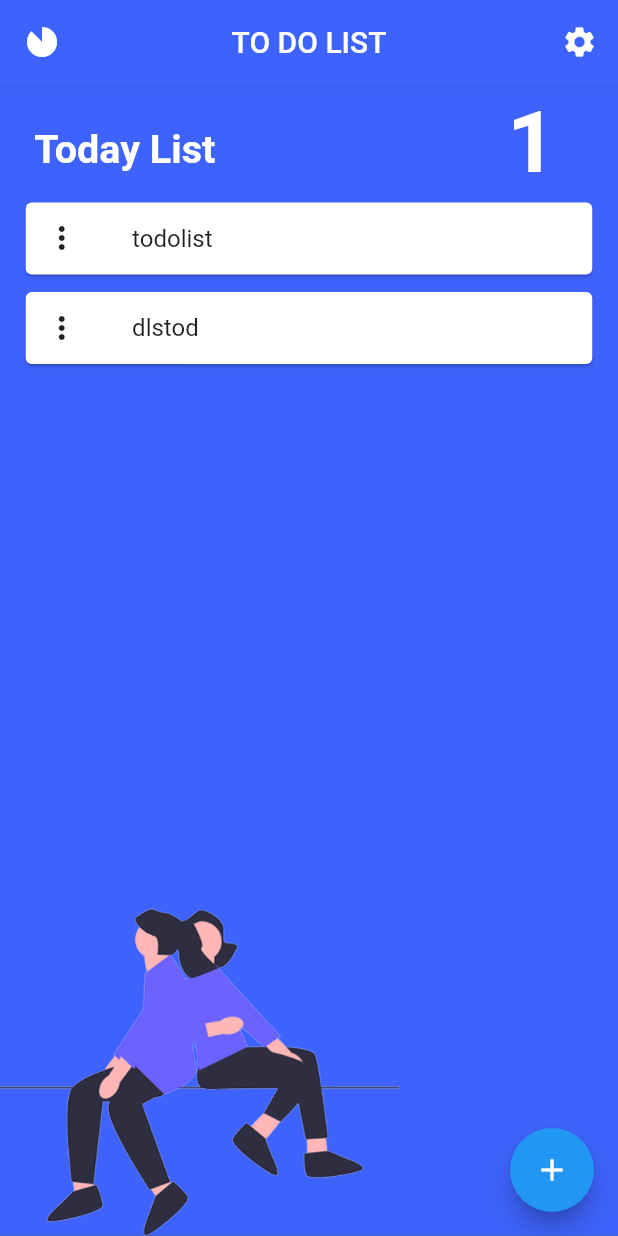
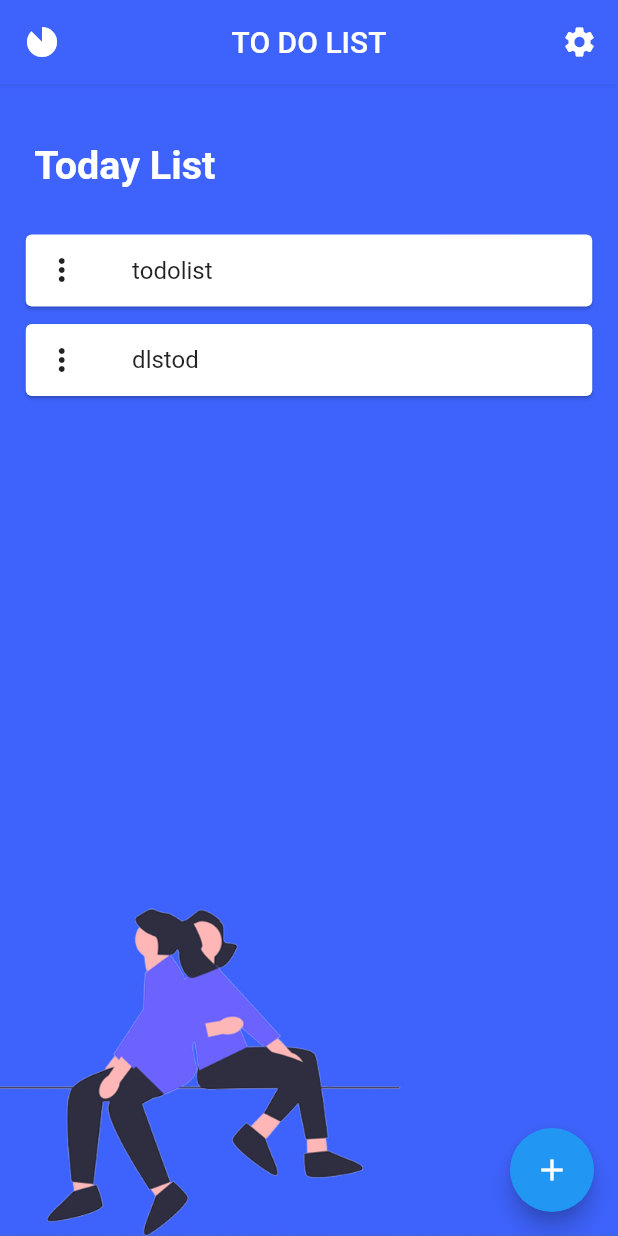
Before and after one commit to ljyo2o9/To_do_List, a Flutter app: the HomePage screen opened directly, on a phone screen of 412 x 824 dp. Run offline on Flutter 3.47's test engine with Material 2 defaults, Android fonts, the phone set to English and light mode, and no system bars; our stand-ins replace flutter_screenutil, introduction_screen, shared_preferences; accounts and stored records are empty.

Commit message:
Base body

```diff
--- a/lib/MainScreen/body.dart
+++ b/lib/MainScreen/body.dart
@@ -13,7 +13,9 @@ Container body() {
     ),
     child: Column(
       children: [
-        Row(
+        Padding(
+          padding: EdgeInsets.only(top: 20.h, bottom: 20.h),
+          child: Row(
             children: [
               SizedBox(width: 20.w),
               Padding(
@@ -27,19 +29,8 @@ Container body() {
                   ),
                 ),
               ),
-            SizedBox(width: 170.w),
-            Padding(
-              padding: EdgeInsets.only(top: 5.h),
-              child: Text(
-                "1",
-                style: TextStyle(
-                  color: Colors.white,
-                  fontSize: 50.sp,
-                  fontWeight: FontWeight.bold,
+            ],
           ),
-              ),
-            ),
-          ],
         ),
         Expanded(
           child: ListView.builder(
--- a/lib/MakeHal/appbar.dart
+++ b/lib/MakeHal/appbar.dart
@@ -25,5 +25,6 @@ AppBar appBar(context) {
         child: const Icon(Icons.check, color: Color(0xFF6BB16D)),
       ),
     ],
+    elevation: 0,
   );
 }
--- a/lib/MakeHal/base.dart
+++ b/lib/MakeHal/base.dart
@@ -1,6 +1,7 @@
 import 'package:flutter/material.dart';
 
 import 'package:to_do_list/MakeHal/appbar.dart';
+import 'package:to_do_list/MakeHal/body.dart';
 
 class BasePage extends StatefulWidget {
   const BasePage({super.key});
@@ -13,7 +14,9 @@ class _BasePageState extends State<BasePage> {
   @override
   Widget build(BuildContext context) {
     return Scaffold(
+      backgroundColor: const Color(0xFFEAEAEA),
       appBar: appBar(context),
+      body: body(),
     );
   }
 }
```
Also changed, not shown: lib/MakeHal/body.dart (added, +33 -0 lines), assets/img/Cat.png.png (added). Lines whose indentation alone changed are shown as unchanged.
